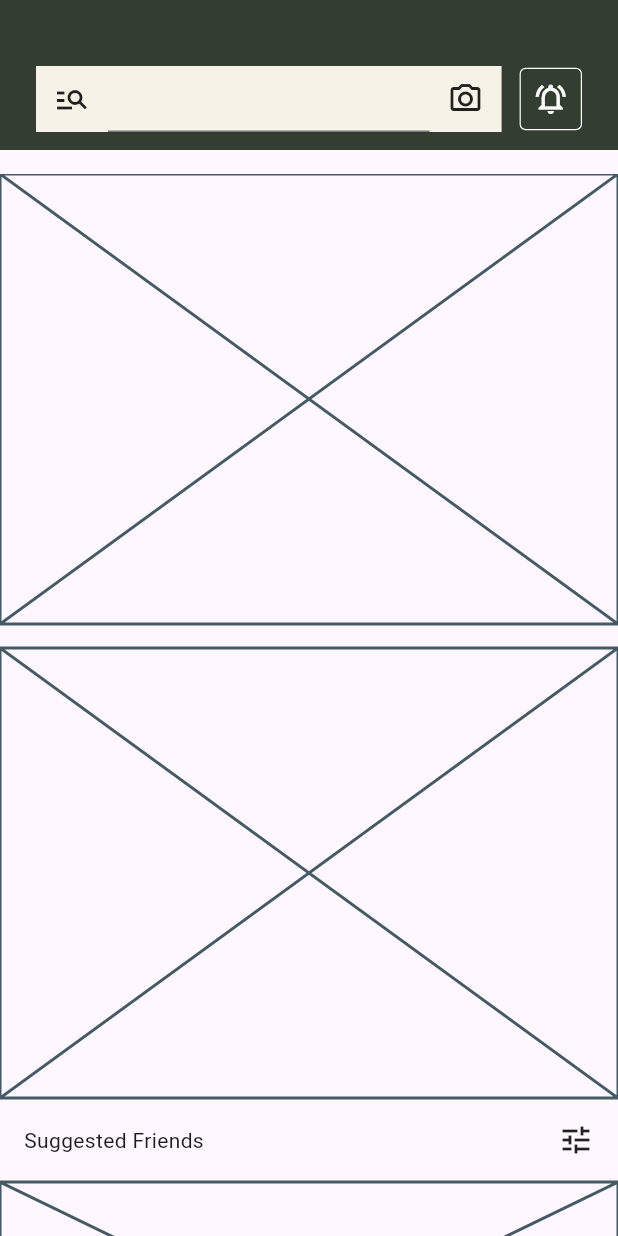
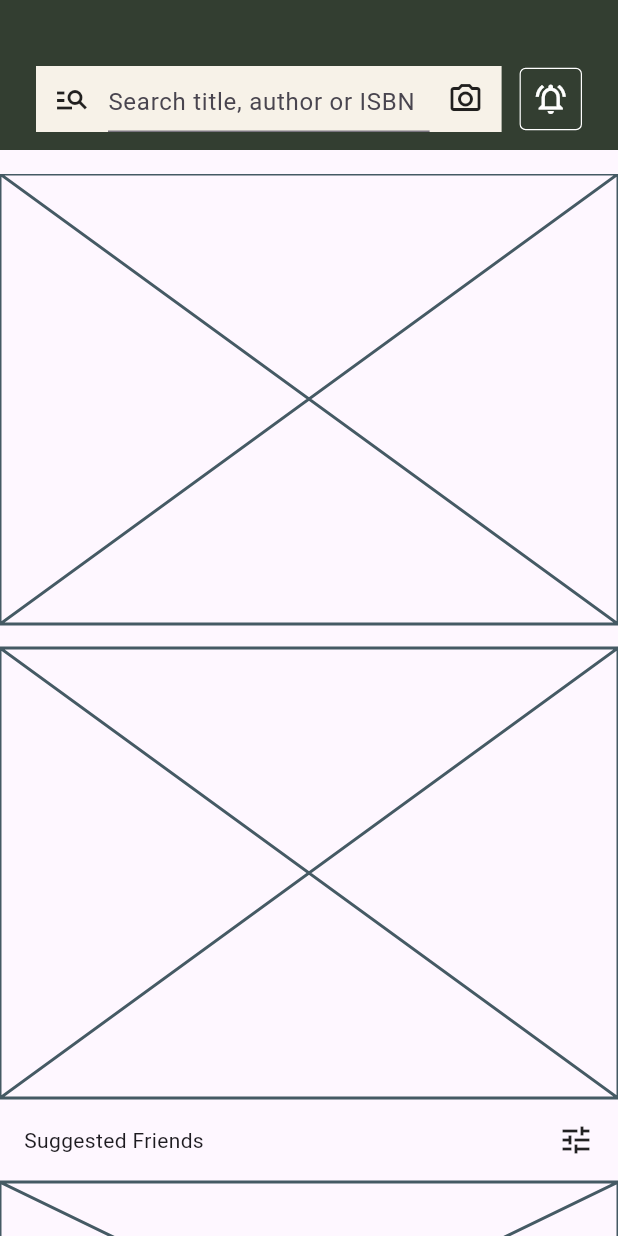
Before and after one commit to JAICHANGPARK/flutter_notebook_chapter_43, a Flutter app: the NewsFeedHomePage screen opened directly, on a phone screen of 412 x 824 dp. Run offline on Flutter 3.47's test engine with Material 3 defaults, Android fonts, the phone set to English and light mode, and no system bars; our stand-ins replace gap, hugeicons.

Commit message:
Update news_feed_home_page.dart

```diff
--- a/lib/ep2163_newsfeed_app/views/news_feed_home_page.dart
+++ b/lib/ep2163_newsfeed_app/views/news_feed_home_page.dart
@@ -45,7 +45,11 @@ class _NewsFeedHomePageState extends State<NewsFeedHomePage> {
                                         Icons.manage_search,
                                       ),
                                       Expanded(
-                                        child: TextField(),
+                                        child: TextField(
+                                          decoration: InputDecoration(
+                                            hintText: "Search title, author or ISBN",
+                                          ),
+                                        ),
                                       ),
                                       Icon(
                                         Icons.camera_alt_outlined,
```
